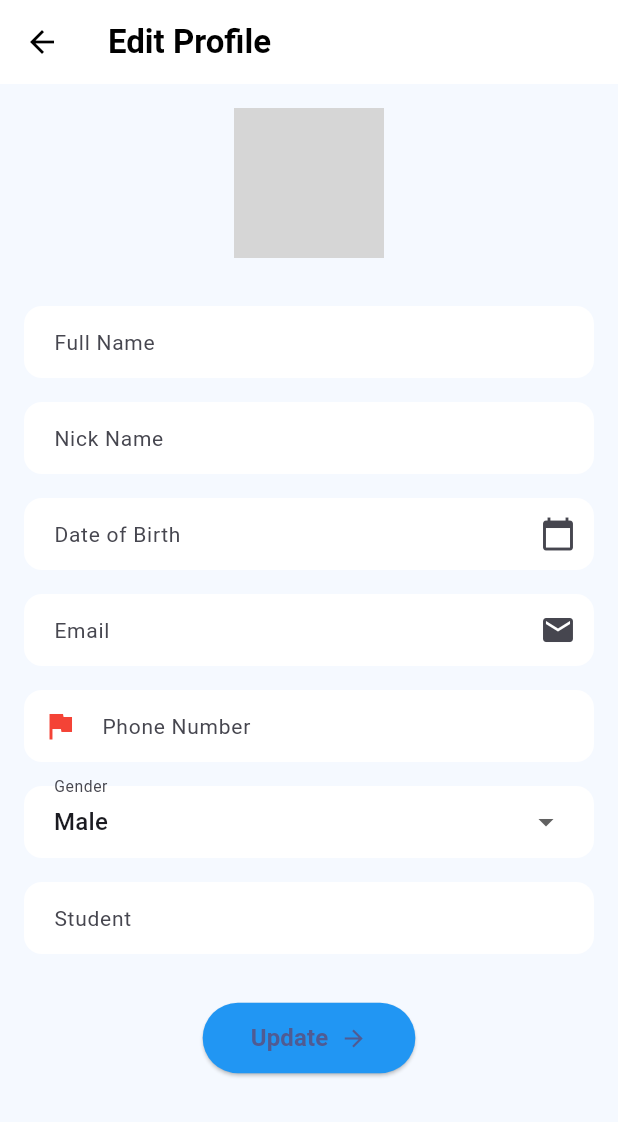
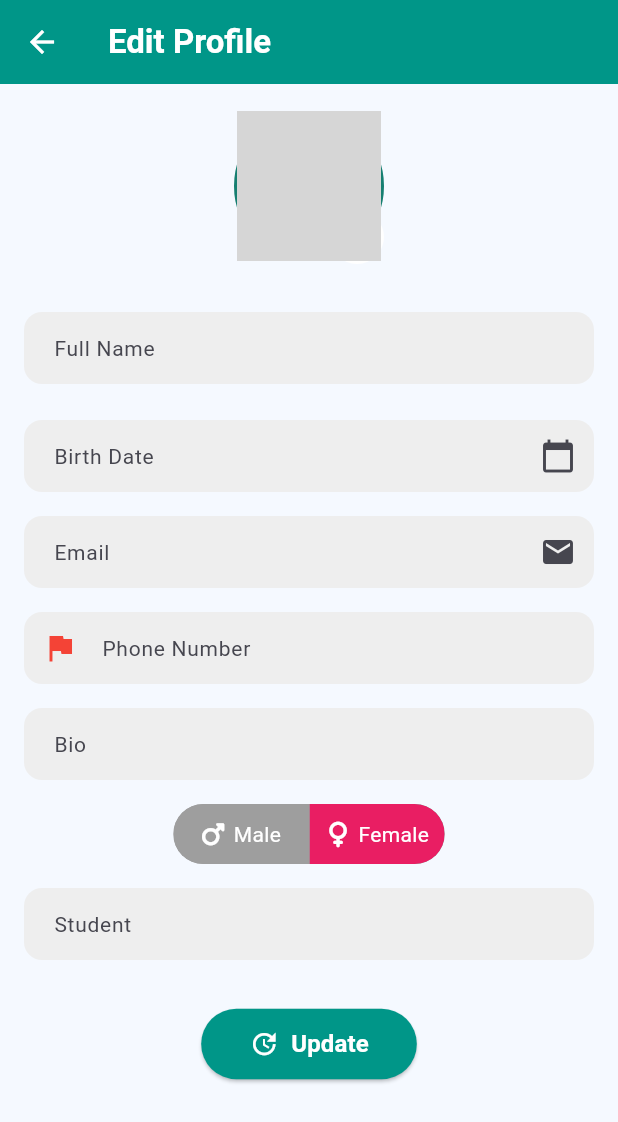
Before and after one commit to Elsheshtawwy/afaq, a Flutter app: the EditProfile screen opened by its route, after a tap on the "camera alt" icon, on a phone screen of 412 x 824 dp. Shown: the top 1122 px of the screen. Run offline on Flutter 3.47's test engine with Material 3 defaults, Android fonts, the phone set to English and light mode, and no system bars; drawn by our look-alikes of toggle_switch; our stand-ins replace auto_size_text, awesome_dialog, cached_network_image, card_swiper, cloud_firestore, firebase_auth and 10 more; accounts and stored records are empty; network calls fail; grey boxes are pictures that could not be loaded.

Commit message:
updated the ProfilePicture function

```diff
--- a/lib/main.dart
+++ b/lib/main.dart
@@ -1,4 +1,5 @@
 import 'package:afaq/pages/MyProfileScreens/EditProfile.dart';
+import 'package:afaq/pages/MyProfileScreens/HelpCenter.dart';
 import 'package:afaq/pages/MyProfileScreens/Invite_Frineds.dart';
 import 'package:afaq/pages/MyProfileScreens/LanguageSelectionScreen.dart';
 import 'package:afaq/pages/MyProfileScreens/NotificationScreen.dart';
@@ -77,10 +78,11 @@ class _MyAppState extends State<MyApp> {
             ),
         '/userInfo': (context) => const UserInfoScreen(),
         '/termsAndConditions': (context) => const TermsAndConditionsScreen(),
-        '/LanguageSelection': (context) => LanguageSelectionScreen(),
+        '/LanguageSelection': (context) => const LanguageSelectionScreen(),
         '/editProfile': (context) => const EditProfile(),
         '/notifications': (context) => const NotificationScreen(),
         '/inviteFriendsScreen' : (context) => const InviteFriendsScreen(),
+        '/helpCenter': (context) =>  HelpCenterScreen(),
       },
     );
   }
--- a/lib/pages/MyProfileScreens/EditProfile.dart
+++ b/lib/pages/MyProfileScreens/EditProfile.dart
@@ -3,10 +3,12 @@ import 'package:awesome_dialog/awesome_dialog.dart';
 import 'package:cloud_firestore/cloud_firestore.dart';
 import 'package:firebase_auth/firebase_auth.dart';
 import 'package:firebase_storage/firebase_storage.dart';
-import 'package:flutter/cupertino.dart';
 import 'package:flutter/material.dart';
+import 'package:font_awesome_flutter/font_awesome_flutter.dart';
 import 'package:image_picker/image_picker.dart';
 import 'dart:io';
+
+import 'package:toggle_switch/toggle_switch.dart';
 
 class EditProfile extends StatefulWidget {
   const EditProfile({super.key});
@@ -22,7 +24,6 @@ class _EditProfileState extends State<EditProfile> {
   final _fullNameController = TextEditingController();
   final _phoneController = TextEditingController();
   final _bioController = TextEditingController();
-  final _nickNameController = TextEditingController();
   final _dobController = TextEditingController();
   final _emailController = TextEditingController();
   final _studentController = TextEditingController();
@@ -50,7 +51,6 @@ class _EditProfileState extends State<EditProfile> {
           _bioController.text = userDoc['bio'];
           _selectedUserType = userDoc['userType'];
           _selectedGender = userDoc['gender'];
-          _nickNameController.text = userDoc['nickName'];
           _dobController.text = userDoc['dob'];
           _emailController.text = userDoc['email'];
           _studentController.text = userDoc['student'];
@@ -91,7 +91,6 @@ class _EditProfileState extends State<EditProfile> {
         'bio': _bioController.text,
         'userType': _selectedUserType,
         'gender': _selectedGender,
-        'nickName': _nickNameController.text,
         'dob': _dobController.text,
         'email': _emailController.text,
         'student': _studentController.text,
@@ -112,7 +111,6 @@ class _EditProfileState extends State<EditProfile> {
     _fullNameController.dispose();
     _phoneController.dispose();
     _bioController.dispose();
-    _nickNameController.dispose();
     _dobController.dispose();
     _emailController.dispose();
     _studentController.dispose();
@@ -123,14 +121,14 @@ class _EditProfileState extends State<EditProfile> {
   Widget build(BuildContext context) {
     return Scaffold(
       appBar: AppBar(
-        backgroundColor: Colors.white,
+        backgroundColor: Colors.teal,
         elevation: 0,
         title: const Text(
           'Edit Profile',
-          style: TextStyle(color: Colors.black, fontWeight: FontWeight.bold),
+          style: TextStyle(color: Colors.white, fontWeight: FontWeight.bold),
         ),
         leading: IconButton(
-          icon: const Icon(Icons.arrow_back, color: Colors.black),
+          icon: const Icon(Icons.arrow_back, color: Colors.white),
           onPressed: () {
             Navigator.pop(context);
           },
@@ -142,14 +140,24 @@ class _EditProfileState extends State<EditProfile> {
           key: _formKey,
           child: Column(
             children: [
-              Stack(
+              _buildProfileImage(),
+              const SizedBox(height: 24),
+              _buildFormFields(),
+              const SizedBox(height: 24),
+              _isLoading
+                  ? const CircularProgressIndicator()
+                  : _buildUpdateButton(),
+            ],
+          ),
+        ),
+      ),
+    );
+  }
+
+  Widget _buildProfileImage() {
+    return Stack(
       children: [
-                  CircleAvatar(
-                    radius: 50,
-                    backgroundImage: _profileImage != null
-                        ? FileImage(_profileImage!)
-                        : NetworkImage(_user?.photoURL ?? '') as ImageProvider,
-                  ),
+        ProfilePicture(),
         Positioned(
           bottom: 0,
           right: 0,
@@ -163,23 +171,17 @@ class _EditProfileState extends State<EditProfile> {
           ),
         ),
       ],
-              ),
-              const SizedBox(height: 24),
+    );
+  }
 
-              // Form Fields
+  Widget _buildFormFields() {
+    return Column(
+      children: [
         CustomTextField(
           controller: _fullNameController,
           labelText: 'Full Name',
         ),
-              CustomTextField(
-                controller: _nickNameController,
-                labelText: 'Nick Name',
-              ),
-              CustomTextField(
-                controller: _dobController,
-                labelText: 'Date of Birth',
-                icon: Icons.calendar_today,
-              ),
+        _buildDatePicker(),
         CustomTextField(
           controller: _emailController,
           labelText: 'Email',
@@ -190,26 +192,76 @@ class _EditProfileState extends State<EditProfile> {
           labelText: 'Phone Number',
           prefixIcon: const Icon(Icons.flag, color: Colors.red),
         ),
-              CustomDropdownField(
-                labelText: 'Gender',
-                value: _selectedGender,
-                items: const ['Male', 'Female', 'Other'],
-                onChanged: (value) {
+        CustomTextField(
+          controller: _bioController,
+          labelText: 'Bio',
+        ),
+        const SizedBox(height: 8),
+        ToggleSwitch(
+          minWidth: 90.0,
+          initialLabelIndex: _selectedGender == 'Male' ? 0 : 1,
+          cornerRadius: 20.0,
+          activeFgColor: Colors.white,
+          inactiveBgColor: Colors.grey,
+          inactiveFgColor: Colors.white,
+          totalSwitches: 2,
+          labels: ['Male', 'Female'],
+          icons: [FontAwesomeIcons.mars, FontAwesomeIcons.venus],
+          activeBgColors: [
+            [Colors.blue],
+            [Colors.pink]
+          ],
+          onToggle: (index) {
             setState(() {
-                    _selectedGender = value ?? "Male";
+              _selectedGender = index == 0 ? 'Male' : 'Female';
             });
+            print('switched to: $index');
           },
         ),
+        const SizedBox(height: 8),
         CustomTextField(
           controller: _studentController,
           labelText: 'Student',
         ),
+      ],
+    );
+  }
 
-              const SizedBox(height: 24),
+  Widget _buildDatePicker() {
+    return Column(
+      crossAxisAlignment: CrossAxisAlignment.start,
+      children: [
+        const SizedBox(height: 8),
+        GestureDetector(
+          onTap: () async {
+            DateTime? pickedDate = await showDatePicker(
+              context: context,
+              initialDate: _dobController.text.isNotEmpty
+                  ? DateTime.parse(_dobController.text)
+                  : DateTime.now(),
+              firstDate: DateTime(1900),
+              lastDate: DateTime.now(),
+            );
+            if (pickedDate != null) {
+              setState(() {
+                _dobController.text = pickedDate.toString().split(' ')[0];
+              });
+            }
+          },
+          child: AbsorbPointer(
+            child: CustomTextField(
+              controller: _dobController,
+              labelText: 'Birth Date',
+              icon: Icons.calendar_today,
+            ),
+          ),
+        ),
+      ],
+    );
+  }
 
-              _isLoading
-                  ? const CircularProgressIndicator()
-                  : ElevatedButton(
+  Widget _buildUpdateButton() {
+    return ElevatedButton.icon(
       onPressed: () async {
         if (_formKey.currentState!.validate()) {
           setState(() {
@@ -229,35 +281,26 @@ class _EditProfileState extends State<EditProfile> {
         }
       },
       style: ElevatedButton.styleFrom(
-                        backgroundColor: Colors.blue,
-                        padding:
-                            const EdgeInsets.symmetric(horizontal: 32, vertical: 12),
+        backgroundColor: Colors.teal,
+        padding: const EdgeInsets.symmetric(horizontal: 32, vertical: 12),
         shape: RoundedRectangleBorder(
           borderRadius: BorderRadius.circular(30.0),
         ),
       ),
-                      child: const Row(
-                        mainAxisSize: MainAxisSize.min,
-                        children: [
-                          Text(
+      icon: const Icon(
+        Icons.update,
+        color: Colors.white,
+        size: 20,
+      ),
+      label: const Text(
         'Update',
         style: TextStyle(
-                                fontSize: 16, fontWeight: FontWeight.bold),
-                          ),
-                          SizedBox(width: 8),
-                          Icon(Icons.arrow_forward),
-                        ],
-                      ),
-                    ),
-            ],
-          ),
-        ),
+            fontSize: 16, fontWeight: FontWeight.bold, color: Colors.white),
       ),
     );
   }
 }
 
-// Custom TextField Widget
 class CustomTextField extends StatelessWidget {
   final TextEditingController controller;
   final String labelText;
@@ -265,7 +308,8 @@ class CustomTextField extends StatelessWidget {
   final Widget? prefixIcon;
 
   const CustomTextField(
-      {super.key, required this.controller,
+      {super.key,
+      required this.controller,
       required this.labelText,
       this.icon,
       this.prefixIcon});
@@ -282,65 +326,15 @@ class CustomTextField extends StatelessWidget {
           prefixIcon: prefixIcon,
           suffixIcon: icon != null ? Icon(icon) : null,
           filled: true,
-          fillColor: Colors.white,
+          fillColor: Colors.grey[200],
           border: OutlineInputBorder(
             borderRadius: BorderRadius.circular(12),
             borderSide: BorderSide.none,
           ),
-          contentPadding: const EdgeInsets.symmetric(horizontal: 16, vertical: 0),
+          contentPadding:
+              const EdgeInsets.symmetric(horizontal: 16, vertical: 0),
         ),
       ),
     );
   }
 }
-
-// Custom Dropdown Field Widget
-class CustomDropdownField extends StatelessWidget {
-  final String labelText;
-  final String value;
-  final List<String> items;
-  final ValueChanged<String?> onChanged;
-
-  const CustomDropdownField(
-      {super.key, required this.labelText,
-      required this.value,
-      required this.items,
-      required this.onChanged});
-
-  @override
-  Widget build(BuildContext context) {
-    return Padding(
-      padding: const EdgeInsets.symmetric(vertical: 8.0),
-      child: InputDecorator(
-        decoration: InputDecoration(
-          labelText: labelText,
-          labelStyle: const TextStyle(fontSize: 14),
-          filled: true,
-          fillColor: Colors.white,
-          border: OutlineInputBorder(
-            borderRadius: BorderRadius.circular(12),
-            borderSide: BorderSide.none,
-          ),
-          contentPadding: const EdgeInsets.symmetric(horizontal: 16, vertical: 0),
-        ),
-        child: DropdownButtonHideUnderline(
-          child: DropdownButton<String>(
-            isExpanded: true,
-            value: value,
-            hint: const Text(
-              'Select',
-              style: TextStyle(fontSize: 14),
-            ),
-            items: items.map((String value) {
-              return DropdownMenuItem<String>(
-                value: value,
-                child: Text(value),
-              );
-            }).toList(),
-            onChanged: onChanged,
-          ),
-        ),
-      ),
-    );
-  }
-}
--- a/lib/pages/MyProfileScreens/Invite_Frineds.dart
+++ b/lib/pages/MyProfileScreens/Invite_Frineds.dart
@@ -25,7 +25,7 @@ class InviteFriendsScreen extends StatelessWidget {
           child: Column(
             mainAxisAlignment: MainAxisAlignment.center,
             children: [
-              Text(
+              const Text(
                 "Share with your friends",
                 style: TextStyle(
                   fontSize: 24,
--- a/lib/pages/mainScreens/MyProfile.dart
+++ b/lib/pages/mainScreens/MyProfile.dart
@@ -74,24 +74,13 @@ class MyProfile extends StatelessWidget {
                           text: "Dark Mode",
                           trailing: Consumer<DarkModeProvider>(
                             builder: (context, darkModeProvider, child) {
-                              return LiteRollingSwitch(
-                                width: 100.0,
+                              return Switch(
+                                activeColor: Colors.teal,
+                                inactiveThumbColor: Colors.grey,
                                 value: darkModeProvider.isDark,
-                                textOn: 'Dark',
-                                textOff: 'Light',
-                                colorOn: Colors.black,
-                                colorOff: Colors.white,
-                                iconOn: Icons.nightlight_round,
-                                iconOff: Icons.wb_sunny,
-                                textSize: 16.0,
-                                onChanged: (bool state) {
+                                onChanged: (bool value) {
                                   darkModeProvider.SwitchMode();
                                 },
-                                onTap: () {},
-                                onDoubleTap: () {},
-                                onSwipe: () {},
-                                textOnColor: Colors.white,
-                                textOffColor: Colors.black,
                               );
                             },
                           ),
@@ -103,8 +92,12 @@ class MyProfile extends StatelessWidget {
                             Navigator.pushNamed(context, '/termsAndConditions');
                           },
                         ),
-                        const ProfileOption(
-                            icon: Icons.help, text: "Help Center"),
+                        ProfileOption(
+                            icon: Icons.help,
+                            text: "Help Center",
+                            onTap: () {
+                              Navigator.pushNamed(context, '/helpCenter');
+                            }),
                         ProfileOption(
                           icon: Icons.person_add,
                           text: "Invite Friends",
@@ -176,12 +169,17 @@ class ProfileOption extends StatelessWidget {
   }
 }
 
-class ProfilePicture extends StatelessWidget {
+class ProfilePicture extends StatefulWidget {
   final double radius;
   final double size;
 
   const ProfilePicture({super.key, this.radius = 50, this.size = 100});
 
+  @override
+  State<ProfilePicture> createState() => _ProfilePictureState();
+}
+
+class _ProfilePictureState extends State<ProfilePicture> {
   @override
   Widget build(BuildContext context) {
     final currentUser = FirebaseAuth.instance.currentUser;
@@ -192,23 +190,23 @@ class ProfilePicture extends StatelessWidget {
           : Future.value(
               "https://static.vecteezy.com/system/resources/thumbnails/002/318/271/small_2x/user-profile-icon-free-vector.jpg"),
       builder: (context, snapshot) {
-        if (snapshot.connectionState == ConnectionState.waiting) {
-          return CircleAvatar(
-            radius: radius,
-            backgroundImage:
-                const AssetImage('assets/images/default_profile_picture.png'),
-          );
-        } else if (snapshot.hasError ||
+        if (snapshot.connectionState == ConnectionState.waiting ||
+            snapshot.hasError ||
             !snapshot.hasData ||
             snapshot.data == null) {
-          return CircleAvatar(
-            radius: radius,
-            backgroundImage: const NetworkImage(
-              'https://static.vecteezy.com/system/resources/thumbnails/002/318/271/small_2x/user-profile-icon-free-vector.jpg',
-            ),
-            child: Icon(Icons.person, size: radius, color: Colors.grey),
+          return _buildProfilePicture(
+            const AssetImage('assets/profile.png'),
           );
         } else {
+          return _buildProfilePicture(
+            NetworkImage(snapshot.data!),
+          );
+        }
+      },
+    );
+  }
+
+  Widget _buildProfilePicture(ImageProvider imageProvider) {
     return Container(
       decoration: BoxDecoration(
         shape: BoxShape.circle,
@@ -217,15 +215,12 @@ class ProfilePicture extends StatelessWidget {
           width: 2,
         ),
       ),
-            width: size,
+      width: widget.size,
       child: CircleAvatar(
-              radius: radius,
-              backgroundImage: NetworkImage(snapshot.data!),
+        radius: widget.radius,
+        backgroundImage: imageProvider,
         backgroundColor: Colors.grey[200],
       ),
-          );
-        }
-      },
     );
   }
 
@@ -237,7 +232,7 @@ class ProfilePicture extends StatelessWidget {
           .doc(userId)
           .get();
       BaseProvider().setBusy(false);
-      return userDoc.get('profilePicture');
+      return userDoc.get('profilePicture') as String?;
     } catch (e) {
       print('Error fetching profile picture: $e');
       return null;
--- a/lib/pages/mainScreens/home_screen.dart
+++ b/lib/pages/mainScreens/home_screen.dart
@@ -8,7 +8,6 @@ import 'package:afaq/pages/mainScreens/MyProfile.dart';
 import 'package:afaq/pages/DetailsScreens.dart/InstitutesDetailsScreen.dart';
 import 'package:afaq/pages/mainScreens/InstitutesScreen.dart';
 import 'package:afaq/pages/DetailsScreens.dart/InstructorDetailsScreen.dart';
-import 'package:afaq/pages/MyProfileScreens/EditProfile.dart';
 import 'package:afaq/pages/mainScreens/categoriesScreen.dart';
 import 'package:afaq/pages/mainScreens/CoursesScreen.dart';
 import 'package:afaq/pages/mainScreens/InstructorScreen.dart';
--- a/pubspec.yaml
+++ b/pubspec.yaml
@@ -59,6 +59,7 @@ dependencies:
   lite_rolling_switch:
   toggle_switch:
   share_plus:
+  syncfusion_flutter_datepicker:
 
 
 
@@ -95,6 +96,7 @@ flutter:
     - assets/images/
     - assets/icons/
     - assets/categories/
+    - assets/HelpCenter/
     - assets/socialLogos/dark/
     - assets/socialLogos/light/
     # - assets/socialLogos/google/
```
Also changed, not shown: lib/pages/MyProfileScreens/HelpCenter.dart (added, +160 -0 lines), lib/pages/MyProfileScreens/NotificationScreen.dart (+21 -13 lines), lib/pages/auth/UserInfoScreen.dart (+47 -45 lines), assets/HelpCenter/contactSupport.png (added), assets/HelpCenter/default.png (added), assets/HelpCenter/reportBug.png (added), assets/HelpCenter/resetPassword.png (added), assets/HelpCenter/updateProfile.png (added), assets/HelpCenter/userGuide.png (added), assets/profile.png, pubspec.lock. Lines whose indentation alone changed are shown as unchanged.
